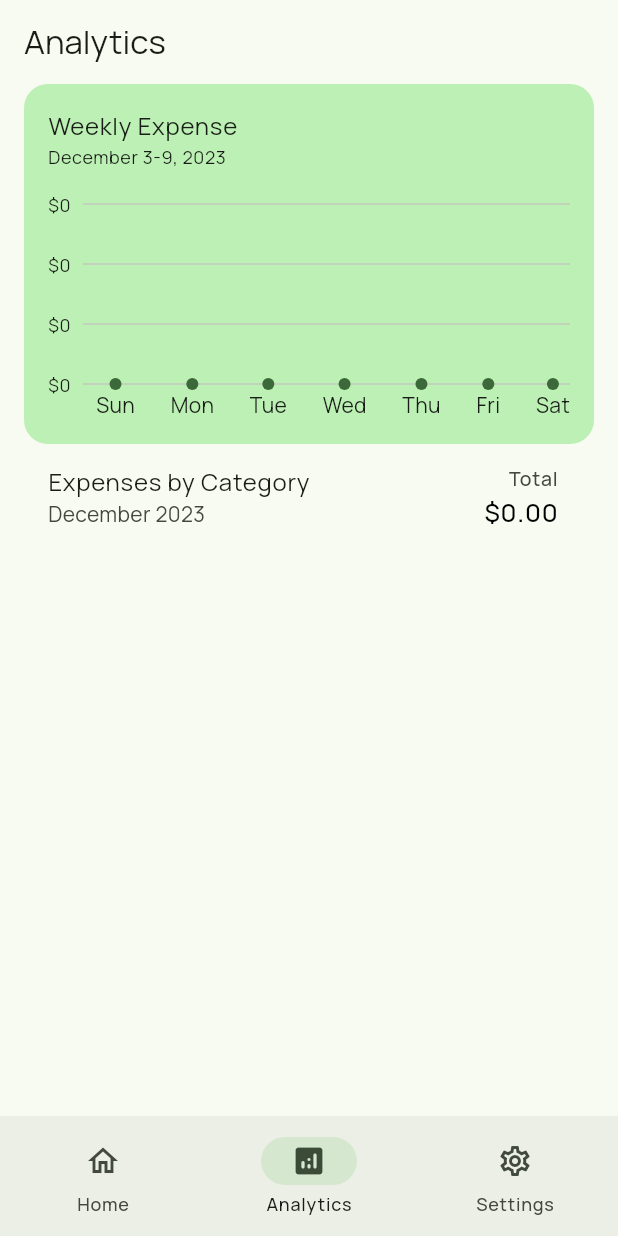
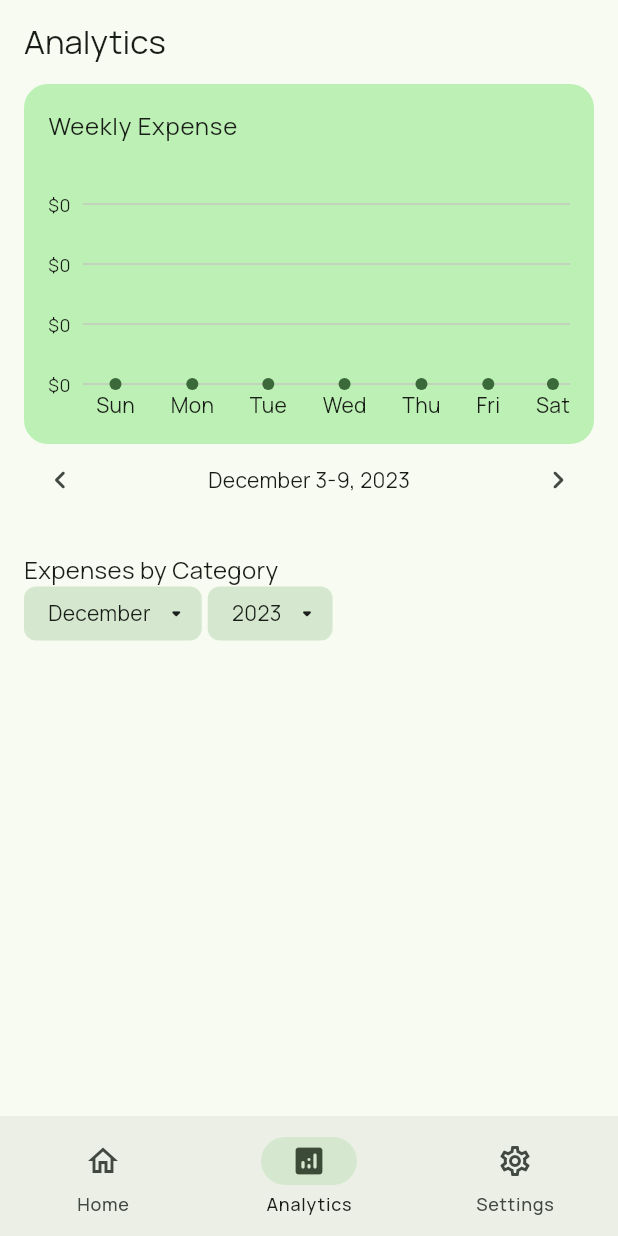
Before and after one commit to Salvist/expense_archive, a Flutter app: the screen it shows after launch, swiped to page 2, on a phone screen of 412 x 824 dp. Run offline on Flutter 3.47's test engine with Material 3 defaults, Android fonts, the phone set to English and light mode, and no system bars; our stand-ins replace google_fonts, realm; generated files the repository leaves out were written again.

Commit message:
analytics_page update

```diff
--- a/lib/page_navigator.dart
+++ b/lib/page_navigator.dart
@@ -4,7 +4,7 @@ import 'package:flutter/cupertino.dart';
 import 'package:flutter/material.dart';
 import 'package:simple_expense_tracker/app/providers/repository_provider.dart';
 import 'package:simple_expense_tracker/presentation/home/home_provider.dart';
-import 'package:simple_expense_tracker/screens/analytics_page.dart';
+import 'package:simple_expense_tracker/presentation/analytics/analytics_page.dart';
 import 'package:simple_expense_tracker/presentation/home/home_page.dart';
 import 'package:simple_expense_tracker/screens/settings_page.dart';
 
--- a/lib/screens/analytics_page.dart
+++ b/lib/presentation/analytics/analytics_page.dart
@@ -28,7 +28,7 @@ class AnalyticsPage extends StatelessWidget {
             children: [
               BarChart(
                 title: 'Weekly Expense',
-                subtitle: weekDates.toString(),
+                // subtitle: weekDates.toString(),
                 width: double.infinity,
                 dataSource: <ChartData>[
                   for (final date in weekDates.getDates())
@@ -57,6 +57,28 @@ class AnalyticsPage extends StatelessWidget {
                 //   },
                 // ),
               ),
+              Row(
+                children: [
+                  IconButton(
+                    onPressed: () {},
+                    icon: Icon(Icons.navigate_before_rounded),
+                  ),
+                  const Spacer(),
+                  Text(weekDates.toString()),
+                  const Spacer(),
+
+                  // Column(
+                  //   children: [
+                  //     Text('Weekly Expense', style: TextStyle(fontSize: 16)),
+                  //   ],
+                  // ),
+                  IconButton(
+                    onPressed: () {},
+                    icon: Icon(Icons.navigate_next_rounded),
+                  ),
+                ],
+              ),
+              const SizedBox(height: 24),
               const CategoryExpenseListView(),
               const SizedBox(height: 80),
             ],
--- a/lib/widgets/category_expense_list_view.dart
+++ b/lib/widgets/category_expense_list_view.dart
@@ -3,6 +3,7 @@ import 'package:simple_expense_tracker/app/providers/expense_category_provider.d
 import 'package:simple_expense_tracker/app/providers/expense_provider.dart';
 import 'package:simple_expense_tracker/domain/models/category_expense.dart';
 import 'package:simple_expense_tracker/utils/extensions/date_time_extension.dart';
+import 'package:simple_expense_tracker/widgets/dropdown_chip.dart';
 
 class CategoryExpenseListView extends StatelessWidget {
   const CategoryExpenseListView({super.key});
@@ -24,24 +25,41 @@ class CategoryExpenseListView extends StatelessWidget {
     }
     categoryExpenses.sort((a, b) => b.totalAmount.compareTo(a.totalAmount));
 
-    return ListView(
-      physics: const NeverScrollableScrollPhysics(),
-      shrinkWrap: true,
+    return Column(
+      crossAxisAlignment: CrossAxisAlignment.start,
+      // physics: const NeverScrollableScrollPhysics(),
+      // shrinkWrap: true,
       children: [
-        ListTile(
-          title: const Text('Expenses by Category'),
-          subtitle: Text(DateTime.now().format('yMMMM')),
-          trailing: Column(
-            mainAxisAlignment: MainAxisAlignment.center,
-            crossAxisAlignment: CrossAxisAlignment.end,
-            children: [
-              const Text('Total', style: TextStyle(fontSize: 13)),
-              Text(
-                '$monthlyAmount',
-                style: const TextStyle(fontSize: 17, color: Colors.black),
-              ),
-            ],
-          ),
+        // ListTile(
+        //   title: const Text('Expenses by Category'),
+        //   subtitle: Text(DateTime.now().format('yMMMM')),
+        //   trailing: Column(
+        //     mainAxisAlignment: MainAxisAlignment.center,
+        //     crossAxisAlignment: CrossAxisAlignment.end,
+        //     children: [
+        //       const Text('Total', style: TextStyle(fontSize: 13)),
+        //       Text(
+        //         '$monthlyAmount',
+        //         style: const TextStyle(fontSize: 17, color: Colors.black),
+        //       ),
+        //     ],
+        //   ),
+        // ),
+        Text('Expenses by Category', style: TextStyle(fontSize: 16)),
+        Row(
+          children: [
+            DropdownChip<String>(
+              value: 'December',
+              otherValues: [],
+              onChanged: (newValue) {},
+            ),
+            const SizedBox(width: 4),
+            DropdownChip<String>(
+              value: '2023',
+              otherValues: [],
+              onChanged: (newValue) {},
+            ),
+          ],
         ),
         ...categoryExpenses.map((e) {
           return ListTile(
--- /dev/null
+++ b/lib/widgets/dropdown_chip.dart
@@ -0,0 +1,77 @@
+import 'package:flutter/material.dart';
+
+class DropdownChip<T> extends StatefulWidget {
+  final T value;
+  final List<T> otherValues;
+  final void Function(T newValue) onChanged;
+
+  const DropdownChip({
+    super.key,
+    required this.value,
+    required this.otherValues,
+    required this.onChanged,
+  });
+
+  @override
+  State<DropdownChip> createState() => _DropdownChipState();
+}
+
+class _DropdownChipState extends State<DropdownChip> {
+  static const _borderRadius = BorderRadius.all(Radius.circular(8));
+
+  @override
+  Widget build(BuildContext context) {
+    final theme = Theme.of(context);
+    final colorScheme = theme.colorScheme;
+
+    return MenuAnchor(
+      menuChildren: [
+        MenuItemButton(
+          child: Text('January'),
+        ),
+      ],
+      builder: (context, controller, child) {
+        return Material(
+          color: colorScheme.secondaryContainer,
+          borderRadius: _borderRadius,
+          child: InkWell(
+            onTap: () {
+              controller.isOpen ? controller.close() : controller.open();
+            },
+            borderRadius: _borderRadius,
+            child: Padding(
+              padding: const EdgeInsets.only(left: 16, top: 8, right: 8, bottom: 8),
+              child: Row(
+                mainAxisSize: MainAxisSize.min,
+                children: [
+                  Text(widget.value),
+                  const SizedBox(width: 8),
+                  const Icon(Icons.arrow_drop_down_rounded, size: 18),
+                ],
+              ),
+            ),
+          ),
+        );
+      },
+      // child: Material(
+      //   color: colorScheme.secondaryContainer,
+      //   borderRadius: _borderRadius,
+      //   child: InkWell(
+      //     onTap: () {},
+      //     borderRadius: _borderRadius,
+      //     child: Padding(
+      //       padding: const EdgeInsets.only(left: 16, top: 8, right: 8, bottom: 8),
+      //       child: Row(
+      //         mainAxisSize: MainAxisSize.min,
+      //         children: [
+      //           Text('December'),
+      //           const SizedBox(width: 8),
+      //           const Icon(Icons.arrow_drop_down_rounded, size: 18),
+      //         ],
+      //       ),
+      //     ),
+      //   ),
+      // ),
+    );
+  }
+}
```
